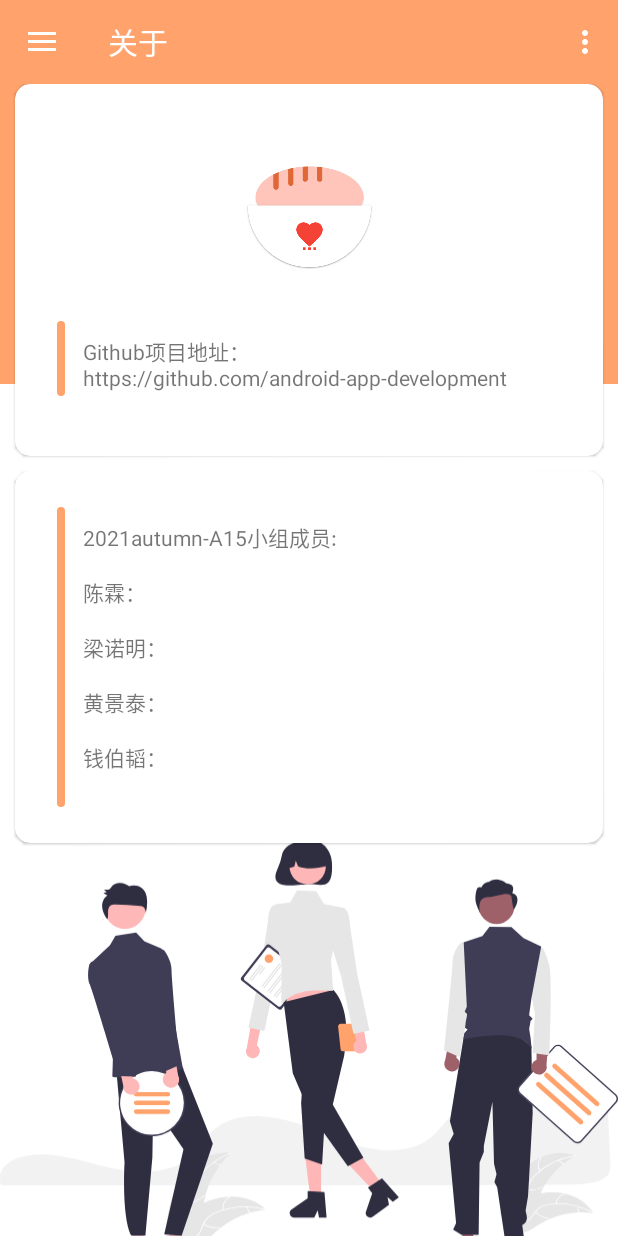
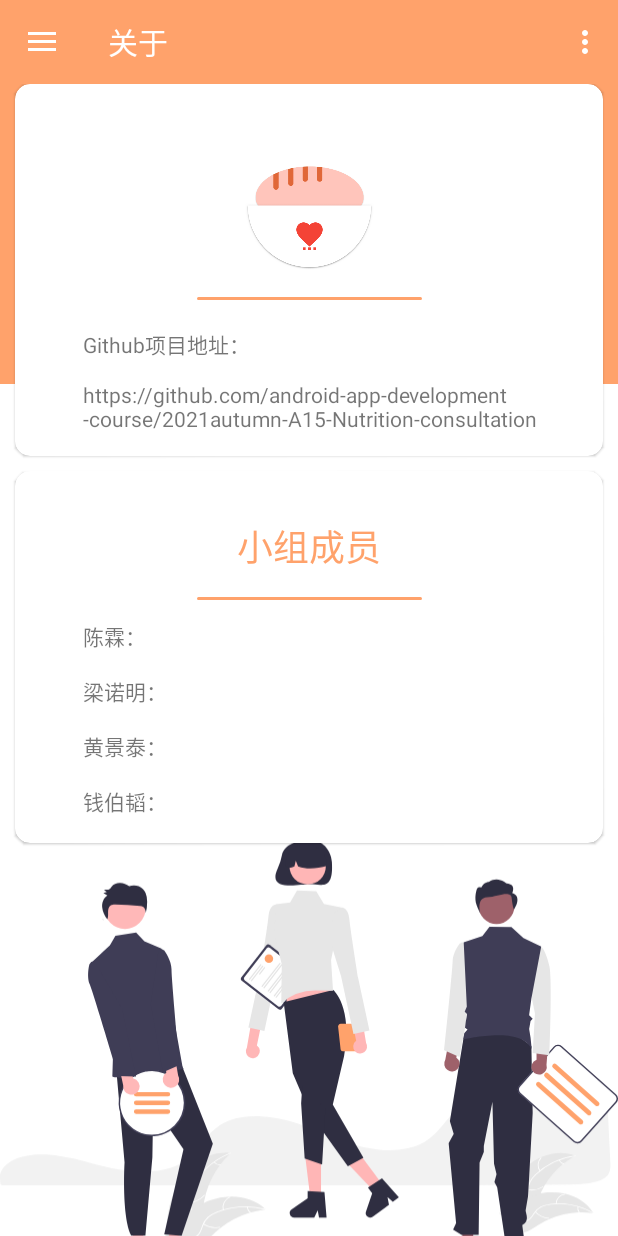
Before and after one commit to android-app-development-course/2021autumn-A15-Nutrition-consultation, an Android app: the screen it shows after launch (MainActivity), in the side drawer, after a tap on "关于", on a phone screen of 412 x 824 dp. Run offline under Robolectric (Android 15) with nearby library versions, the phone set to English and light mode, and no system bars; our stand-ins replace navigation-ui.

Commit message:
UI搭建完成

```diff
--- a/app/src/main/java/com/lnm011223/foods_secret/ui/about/AboutFragment.kt
+++ b/app/src/main/java/com/lnm011223/foods_secret/ui/about/AboutFragment.kt
@@ -42,7 +42,7 @@ class AboutFragment : Fragment() {
 
     override fun onActivityCreated(savedInstanceState: Bundle?) {
         super.onActivityCreated(savedInstanceState)
-        binding.githubUrl.text = "Github项目地址：\n"+"https://github.com/android-app-development-course/2021autumn-A15-Nutrition-consultation"
-        binding.groupName.text = "2021autumn-A15"+"小组成员:\n\n"+"陈霖：\n\n"+"梁诺明：\n\n"+"黄景泰：\n\n"+"钱伯韬：\n\n"
+        binding.githubUrl.text = "Github项目地址：\n\n"+"https://github.com/android-app-development-course/2021autumn-A15-Nutrition-consultation"
+        binding.groupName.text = "陈霖：\n\n"+"梁诺明：\n\n"+"黄景泰：\n\n"+"钱伯韬：\n\n"
     }
 }
--- a/app/src/main/res/layout/about_fragment.xml
+++ b/app/src/main/res/layout/about_fragment.xml
@@ -37,27 +37,28 @@
                 app:layout_constraintTop_toTopOf="parent" />
 
             <ImageView
-                android:id="@+id/imageView4"
-                android:layout_width="5dp"
-                android:layout_height="50dp"
-                android:layout_marginStart="28dp"
-                android:layout_marginTop="32dp"
+                android:id="@+id/imageView7"
+                android:layout_width="150dp"
+                android:layout_height="2dp"
+                android:layout_marginTop="16dp"
                 android:background="@drawable/button_drawable"
                 android:backgroundTint="#ffa26b"
+                app:layout_constraintEnd_toEndOf="parent"
+
                 app:layout_constraintStart_toStartOf="parent"
                 app:layout_constraintTop_toBottomOf="@+id/imageView5" />
 
             <TextView
                 android:id="@+id/github_url"
                 android:layout_width="312dp"
-                android:layout_height="50dp"
+                android:layout_height="wrap_content"
                 android:layout_marginTop="32dp"
-                android:maxLines="2"
+                android:maxLines="4"
                 android:paddingStart="5dp"
-                android:paddingTop="10dp"
+                android:paddingTop="5dp"
+
                 app:layout_constraintEnd_toEndOf="parent"
-                app:layout_constraintHorizontal_bias="0.144"
-                app:layout_constraintStart_toEndOf="@+id/imageView4"
+                app:layout_constraintStart_toStartOf="parent"
                 app:layout_constraintTop_toBottomOf="@+id/imageView5" />
 
 
@@ -77,30 +78,43 @@
             android:layout_height="match_parent"
             >
 
+            <TextView
+                android:id="@+id/textView2"
+                android:layout_width="wrap_content"
+                android:layout_height="wrap_content"
+                android:layout_marginTop="32dp"
+                android:text="小组成员"
+                android:textColor="#ffa26b"
+                android:textSize="24sp"
+                app:layout_constraintEnd_toEndOf="parent"
+                app:layout_constraintStart_toStartOf="parent"
+                app:layout_constraintTop_toTopOf="parent" />
+
             <ImageView
-
-                android:id="@+id/imageView6"
-                android:layout_width="5dp"
-                android:layout_height="200dp"
-                android:layout_marginStart="28dp"
-                android:layout_marginTop="24dp"
+                android:id="@+id/imageView3"
+                android:layout_width="150dp"
+                android:layout_height="2dp"
+                android:layout_marginTop="16dp"
                 android:background="@drawable/button_drawable"
                 android:backgroundTint="#ffa26b"
+                app:layout_constraintEnd_toEndOf="parent"
+
                 app:layout_constraintStart_toStartOf="parent"
-                app:layout_constraintTop_toTopOf="parent" />
+                app:layout_constraintTop_toBottomOf="@+id/textView2" />
 
             <TextView
                 android:id="@+id/group_name"
                 android:layout_width="312dp"
                 android:layout_height="200dp"
-                android:layout_marginTop="24dp"
+                android:layout_marginTop="4dp"
+                android:layout_marginEnd="40dp"
                 android:maxLines="10"
                 android:paddingStart="5dp"
                 android:paddingTop="10dp"
                 app:layout_constraintEnd_toEndOf="parent"
                 app:layout_constraintHorizontal_bias="0.148"
                 app:layout_constraintStart_toEndOf="@+id/imageView6"
-                app:layout_constraintTop_toTopOf="parent" />
+                app:layout_constraintTop_toBottomOf="@+id/imageView3" />
 
         </androidx.constraintlayout.widget.ConstraintLayout>
     </com.google.android.material.card.MaterialCardView>
```
